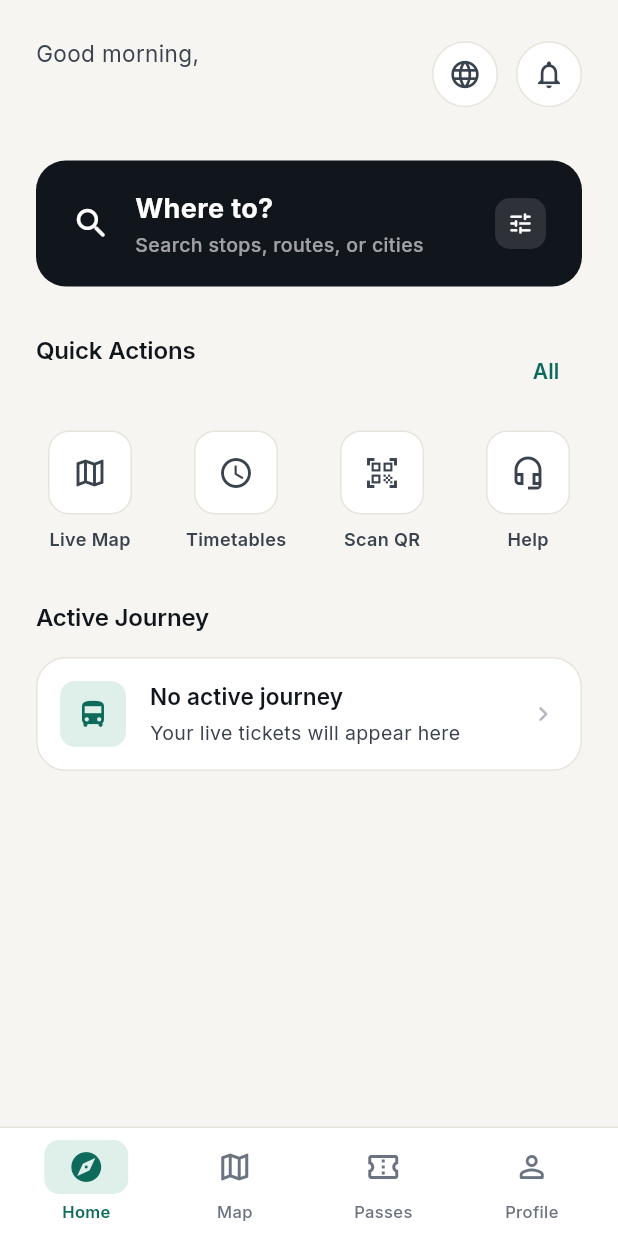
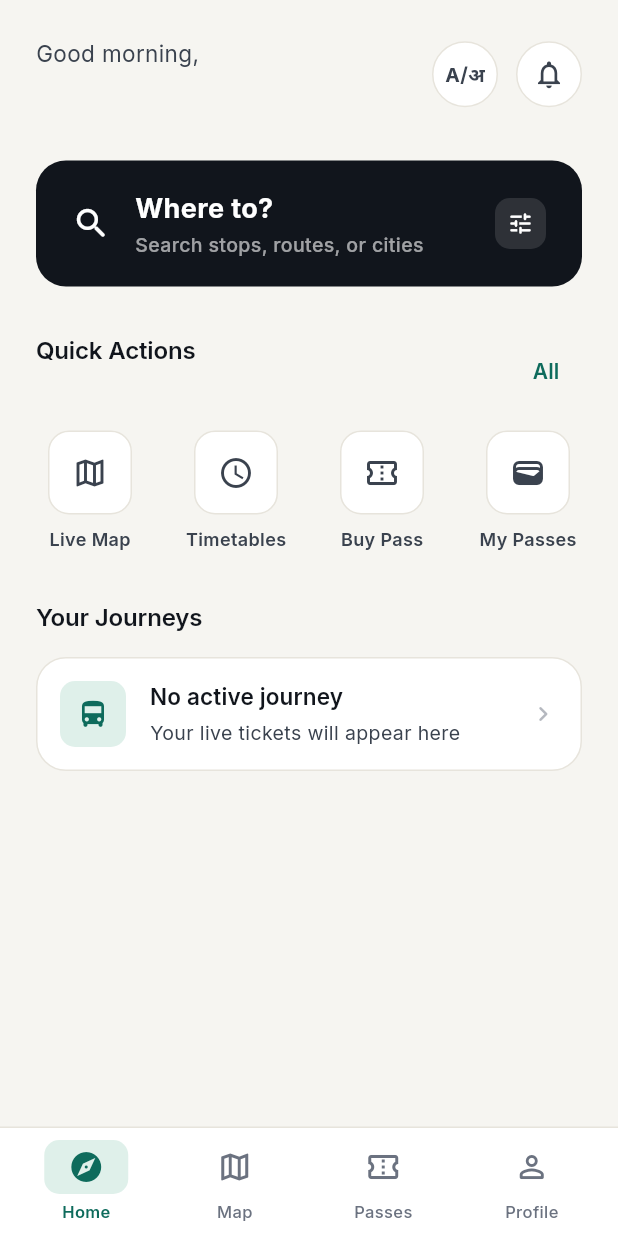
Before and after one commit to PrashilD15/BussPass-SIH, a Flutter app: the screen it shows once a user with an empty profile is signed in, on a phone screen of 412 x 824 dp. Run offline on Flutter 3.47's test engine with Material 3 defaults, Android fonts, the phone set to English and light mode, and no system bars; drawn by our look-alikes of flutter_animate; our stand-ins replace cloud_firestore, easy_localization, firebase_auth, firebase_core, firebase_database, flutter_local_notifications and 7 more; missing offline and left inert: flutter_facebook_auth; accounts and stored records are empty.

Commit message:
Translate HomeTab strings, change language icon, show selected language

```diff
--- a/busspass/lib/features/dashboard/presentation/tabs/home_tab.dart
+++ b/busspass/lib/features/dashboard/presentation/tabs/home_tab.dart
@@ -63,10 +63,15 @@
                             shape: BoxShape.circle,
                             border: Border.all(color: AppColors.hairline),
                           ),
-                          child: const Icon(
-                            Icons.language_outlined,
-                            color: AppColors.inkSoft,
-                            size: 22,
+                          child: const Center(
+                            child: Text(
+                              'A/अ',
+                              style: TextStyle(
+                                fontSize: 13,
+                                fontWeight: FontWeight.bold,
+                                color: AppColors.inkSoft,
+                              ),
+                            ),
                           ),
                         ),
                       ),
@@ -101,7 +106,7 @@
 
               // ── Quick Actions ──────────────────────────────────────────
               SectionHeader(
-                title: 'Quick Actions',
+                title: 'home.quick_actions'.tr(),
                 actionLabel: 'All',
                 onAction: () {},
               ).animate().fadeIn(delay: 200.ms),
@@ -111,22 +116,22 @@
                 children: [
                   _QuickAction(
                     icon: Icons.map_outlined,
-                    label: 'Live Map',
+                    label: 'home.live_map'.tr(),
                     onTap: onNavigateToMap,
                   ).animate().fadeIn(delay: 300.ms).slideY(begin: 0.08),
                   _QuickAction(
                     icon: Icons.schedule_outlined,
-                    label: 'Timetables',
+                    label: 'home.timetables'.tr(),
                     onTap: () => _openTimetables(context),
                   ).animate().fadeIn(delay: 380.ms).slideY(begin: 0.08),
                   _QuickAction(
-                    icon: Icons.qr_code_scanner_outlined,
-                    label: 'Scan QR',
+                    icon: Icons.confirmation_number_outlined,
+                    label: 'home.buy_pass'.tr(),
                     onTap: () {},
                   ).animate().fadeIn(delay: 460.ms).slideY(begin: 0.08),
                   _QuickAction(
-                    icon: Icons.headset_mic_outlined,
-                    label: 'Help',
+                    icon: Icons.wallet_outlined,
+                    label: 'home.my_passes'.tr(),
                     onTap: () {},
                   ).animate().fadeIn(delay: 540.ms).slideY(begin: 0.08),
                 ],
@@ -136,7 +141,7 @@
 
               // ── Active Journey ───────────────────────────────────────
               SectionHeader(
-                title: 'Active Journey',
+                title: 'home.your_journeys'.tr(),
                 actionLabel: null,
               ).animate().fadeIn(delay: 600.ms),
               const SizedBox(height: AppSpacing.lg),
@@ -234,9 +239,9 @@
 
   String _greeting() {
     final h = DateTime.now().hour;
-    if (h < 12) return 'Good morning,';
-    if (h < 17) return 'Good afternoon,';
-    return 'Good evening,';
+    if (h < 12) return 'home.greeting_morning'.tr();
+    if (h < 17) return 'home.greeting_afternoon'.tr();
+    return 'home.greeting_evening'.tr();
   }
 
   void _showLanguagePicker(BuildContext context) {
@@ -247,18 +252,20 @@
         borderRadius: BorderRadius.vertical(top: Radius.circular(AppSpacing.radiusLg)),
       ),
       builder: (context) {
+        final currentLocale = context.locale.languageCode;
         return SafeArea(
           child: Column(
             mainAxisSize: MainAxisSize.min,
             children: [
               const SizedBox(height: AppSpacing.lg),
               Text(
-                'Select Language',
+                'home.select_language'.tr(),
                 style: Theme.of(context).textTheme.titleLarge,
               ),
               const SizedBox(height: AppSpacing.md),
               ListTile(
                 title: const Text('English'),
+                trailing: currentLocale == 'en' ? const Icon(Icons.check, color: AppColors.primary) : null,
                 onTap: () {
                   context.setLocale(const Locale('en'));
                   Navigator.pop(context);
@@ -266,6 +273,7 @@
               ),
               ListTile(
                 title: const Text('मराठी (Marathi)'),
+                trailing: currentLocale == 'mr' ? const Icon(Icons.check, color: AppColors.primary) : null,
                 onTap: () {
                   context.setLocale(const Locale('mr'));
                   Navigator.pop(context);
@@ -273,6 +281,7 @@
               ),
               ListTile(
                 title: const Text('हिंदी (Hindi)'),
+                trailing: currentLocale == 'hi' ? const Icon(Icons.check, color: AppColors.primary) : null,
                 onTap: () {
                   context.setLocale(const Locale('hi'));
                   Navigator.pop(context);
@@ -280,6 +289,7 @@
               ),
               ListTile(
                 title: const Text('ಕನ್ನಡ (Kannada)'),
+                trailing: currentLocale == 'kn' ? const Icon(Icons.check, color: AppColors.primary) : null,
                 onTap: () {
                   context.setLocale(const Locale('kn'));
                   Navigator.pop(context);
@@ -318,9 +328,9 @@
               child: Column(
                 crossAxisAlignment: CrossAxisAlignment.start,
                 children: [
-                  const Text(
-                    'Where to?',
-                    style: TextStyle(
+                  Text(
+                    'home.search_title'.tr(),
+                    style: const TextStyle(
                       fontSize: 18,
                       fontWeight: FontWeight.w700,
                       color: Colors.white,
@@ -328,7 +338,7 @@
                   ),
                   const SizedBox(height: 2),
                   Text(
-                    'Search stops, routes, or cities',
+                    'home.search_subtitle'.tr(),
                     style: TextStyle(
                       fontSize: 13,
                       color: Colors.white.withValues(alpha: 0.6),
```
Also changed, not shown: busspass/assets/translations/en.json (+14 -0 lines), busspass/assets/translations/hi.json (+14 -0 lines), busspass/assets/translations/kn.json (+14 -0 lines), busspass/assets/translations/mr.json (+14 -0 lines).
